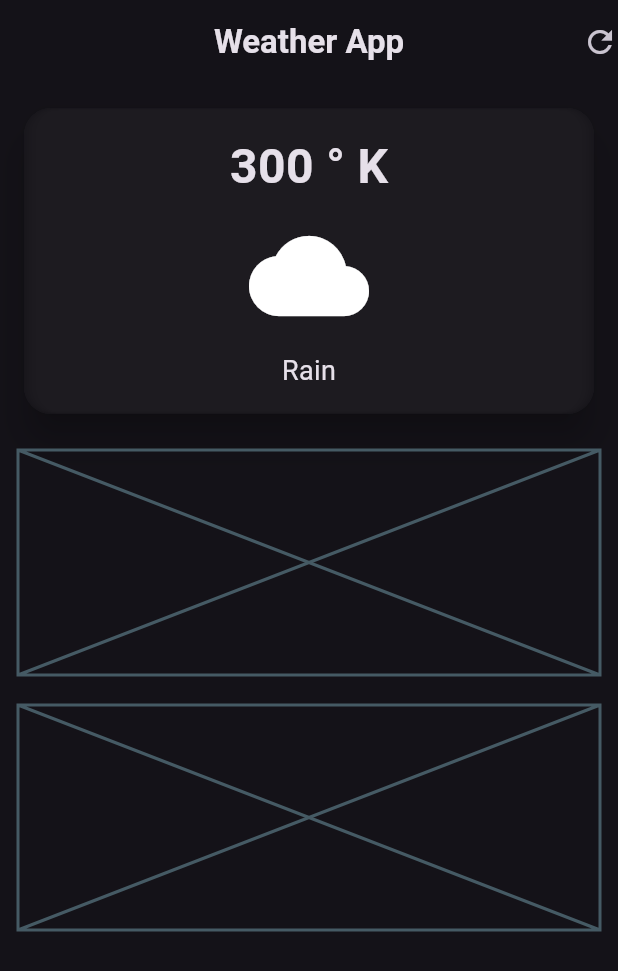
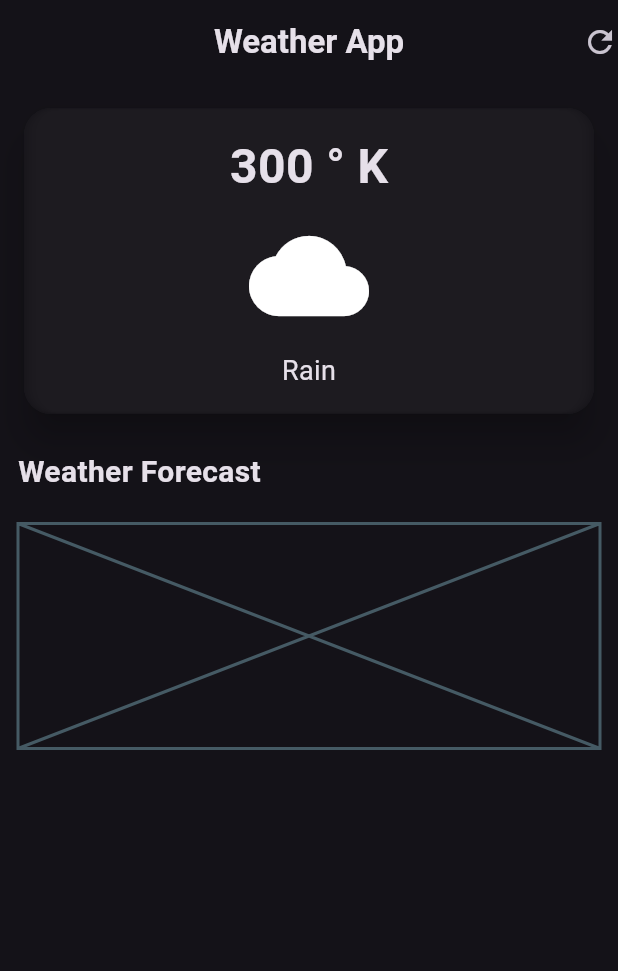
Before and after one commit to fiftheenyen/weather_app, a Flutter app: the screen it shows after launch, on a phone screen of 412 x 824 dp. Shown: the top 971 px of the screen. Run offline on Flutter 3.47's test engine with Material 3 defaults, Android fonts, the phone set to English and light mode, and no system bars.

Commit message:
Added the "Weather Forecast" text and aligh it in the centerleft

```diff
--- a/lib/weather_screen.dart
+++ b/lib/weather_screen.dart
@@ -63,7 +63,13 @@ class WeatherScreen extends StatelessWidget {
             ),
             //weatherforecast card
             const SizedBox(height: 20),
-            const Placeholder(fallbackHeight: 150),
+            Align(
+              alignment: Alignment.centerLeft,
+              child: const Text(
+                'Weather Forecast',
+                style: TextStyle(fontSize: 20, fontWeight: FontWeight.bold),
+              ),
+            ),
             //additional information
             const SizedBox(height: 20),
             const Placeholder(fallbackHeight: 150),
```
